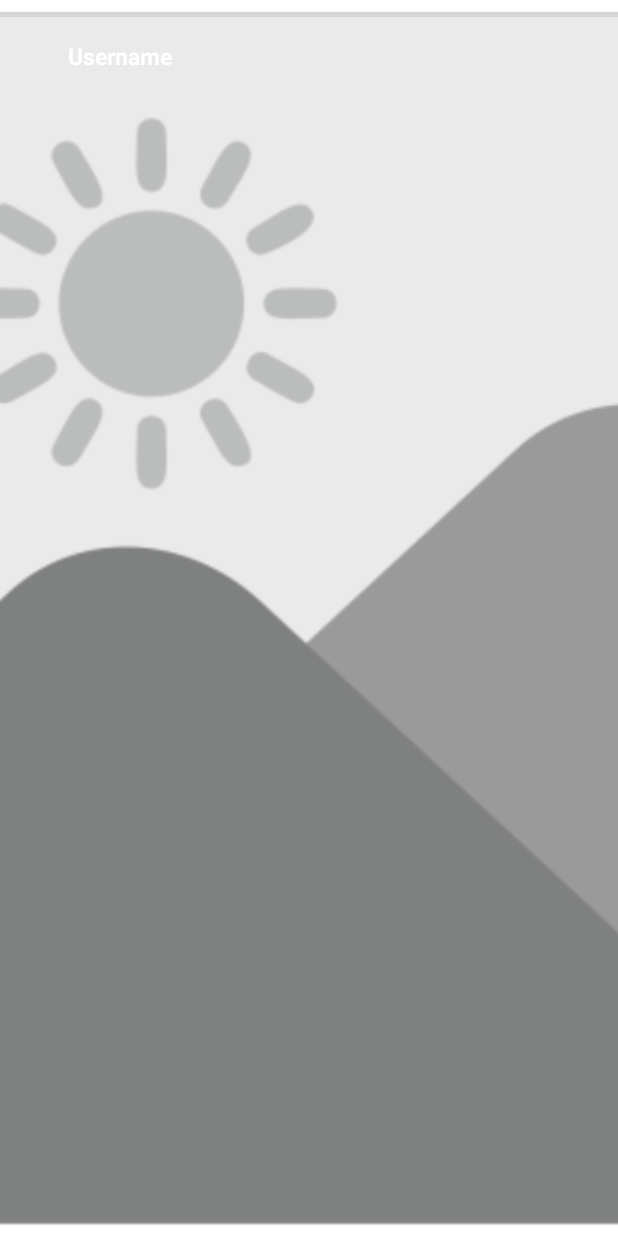
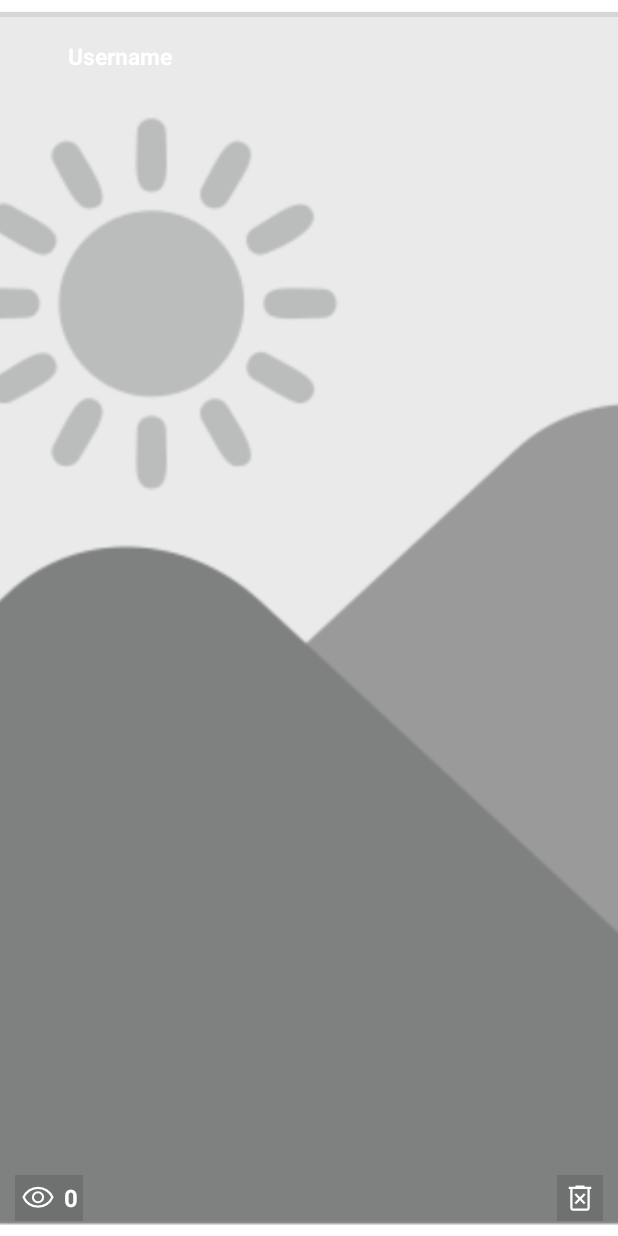
Before and after one commit to khanhduy1407/socify-android, an Android app: the layout activity_story.xml on its own in the app's theme, with its tools: preview values and no code run, on a phone screen of 412 x 824 dp. Run offline under Robolectric (Android 15) with nearby library versions, the phone set to English and light mode, and no system bars; plain views replace StoriesProgressView; grey boxes are pictures that could not be loaded.

Commit message:
chore: Story Views

```diff
--- /dev/null
+++ b/app/src/main/res/drawable/ic_eye_white.xml
@@ -0,0 +1,9 @@
+<vector xmlns:android="http://schemas.android.com/apk/res/android"
+    android:width="24dp"
+    android:height="24dp"
+    android:viewportWidth="960"
+    android:viewportHeight="960">
+  <path
+      android:fillColor="@android:color/white"
+      android:pathData="M480.09,623.08Q548.08,623.08 595.58,575.49Q643.08,527.9 643.08,459.91Q643.08,391.92 595.49,344.42Q547.9,296.92 479.91,296.92Q411.92,296.92 364.42,344.51Q316.92,392.1 316.92,460.09Q316.92,528.08 364.51,575.58Q412.1,623.08 480.09,623.08ZM480,568Q435,568 403.5,536.5Q372,505 372,460Q372,415 403.5,383.5Q435,352 480,352Q525,352 556.5,383.5Q588,415 588,460Q588,505 556.5,536.5Q525,568 480,568ZM480.05,740Q342.08,740 228.62,663.88Q115.16,587.77 61.54,460Q115.16,332.23 228.56,256.12Q341.97,180 479.95,180Q617.92,180 731.38,256.12Q844.84,332.23 898.46,460Q844.84,587.77 731.44,663.88Q618.03,740 480.05,740ZM480,460Q480,460 480,460Q480,460 480,460Q480,460 480,460Q480,460 480,460Q480,460 480,460Q480,460 480,460Q480,460 480,460Q480,460 480,460ZM480,680Q593,680 687.5,620.5Q782,561 832,460Q782,359 687.5,299.5Q593,240 480,240Q367,240 272.5,299.5Q178,359 128,460Q178,561 272.5,620.5Q367,680 480,680Z"/>
+</vector>
--- /dev/null
+++ b/app/src/main/res/drawable/ic_story_delete_white.xml
@@ -0,0 +1,9 @@
+<vector xmlns:android="http://schemas.android.com/apk/res/android"
+    android:width="24dp"
+    android:height="24dp"
+    android:viewportWidth="960"
+    android:viewportHeight="960">
+  <path
+      android:fillColor="@android:color/white"
+      android:pathData="M376,646.15L480,542.15L584,646.15L626.15,604L522.15,500L626.15,396L584,353.85L480,457.85L376,353.85L333.85,396L437.85,500L333.85,604L376,646.15ZM292.31,820Q262,820 241,799Q220,778 220,747.69L220,240L180,240L180,180L360,180L360,144.62L600,144.62L600,180L780,180L780,240L740,240L740,747.69Q740,778 719,799Q698,820 667.69,820L292.31,820ZM680,240L280,240L280,747.69Q280,752.31 283.85,756.15Q287.69,760 292.31,760L667.69,760Q672.31,760 676.15,756.15Q680,752.31 680,747.69L680,240ZM280,240L280,240L280,747.69Q280,753.08 280,756.54Q280,760 280,760L280,760Q280,760 280,756.54Q280,753.08 280,747.69L280,240Z"/>
+</vector>
--- a/app/src/main/res/layout/activity_story.xml
+++ b/app/src/main/res/layout/activity_story.xml
@@ -68,4 +68,44 @@
 
   </RelativeLayout>
 
+  <LinearLayout
+    android:id="@+id/r_seen"
+    android:layout_width="wrap_content"
+    android:layout_height="wrap_content"
+    android:layout_alignParentBottom="true"
+    android:layout_margin="10dp"
+    android:padding="3dp"
+    android:orientation="horizontal"
+    android:background="#20000000">
+
+    <ImageView
+      android:layout_width="wrap_content"
+      android:layout_height="wrap_content"
+      android:layout_gravity="center"
+      android:src="@drawable/ic_eye_white" />
+
+    <TextView
+      android:id="@+id/seen_number"
+      android:layout_width="wrap_content"
+      android:layout_height="wrap_content"
+      android:layout_marginStart="5dp"
+      android:layout_gravity="center"
+      android:text="0"
+      android:textSize="16sp"
+      android:textStyle="bold"
+      android:textColor="#fff" />
+
+  </LinearLayout>
+
+  <ImageView
+    android:id="@+id/story_delete"
+    android:layout_width="wrap_content"
+    android:layout_height="wrap_content"
+    android:layout_alignParentBottom="true"
+    android:layout_alignParentEnd="true"
+    android:layout_margin="10dp"
+    android:padding="3dp"
+    android:background="#20000000"
+    android:src="@drawable/ic_story_delete_white" />
+
 </RelativeLayout>
--- a/app/src/main/res/values/strings.xml
+++ b/app/src/main/res/values/strings.xml
@@ -34,4 +34,5 @@
   <string name="my_story">My Story</string>
   <string name="add_story">Add Story</string>
   <string name="view_story">View story</string>
+  <string name="views">Views</string>
 </resources>
```
Also changed, not shown: app/src/main/java/com/socify/app/ui/FollowersActivity.java (+23 -0 lines), app/src/main/java/com/socify/app/ui/StoryActivity.java (+79 -0 lines), 1 other file.
